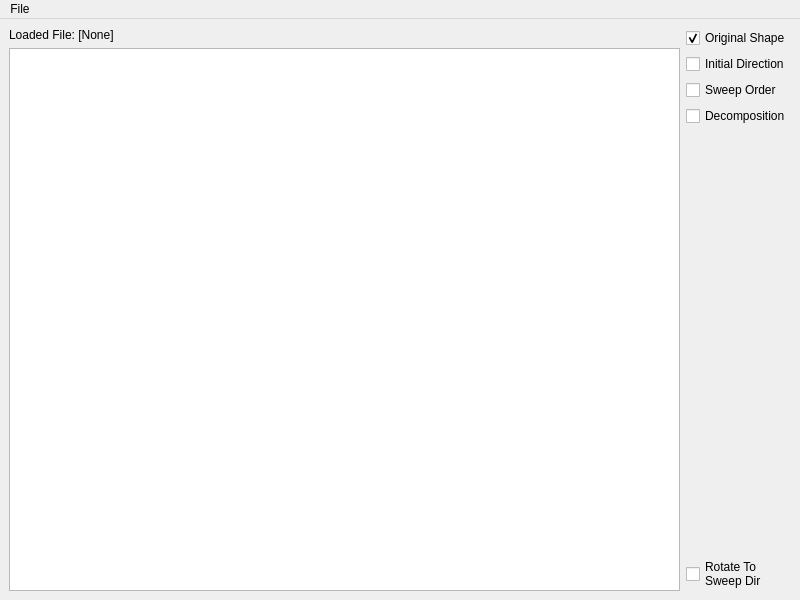
This is src/ads/ccpp/desktop-tool/ui/mainwindow.ui in Ipiano/coverage-planning as Qt 5 draws it before an edit. The edited form follows.
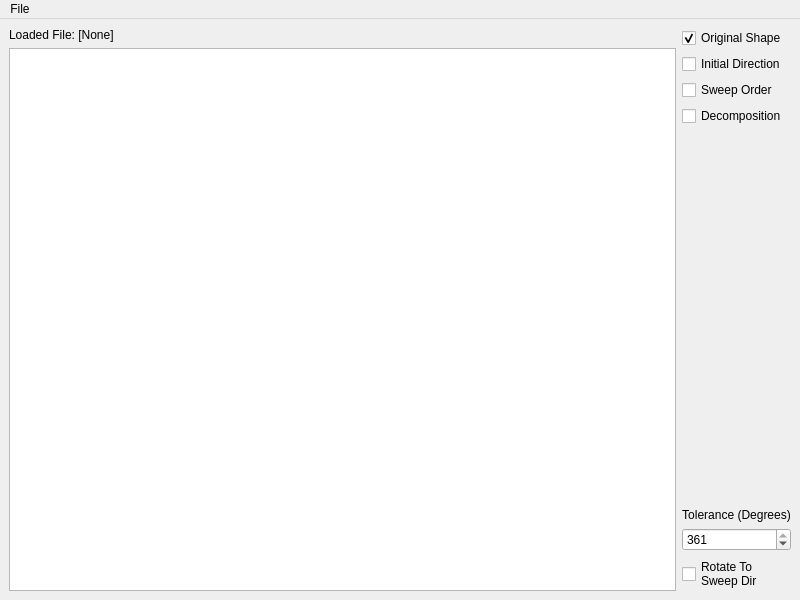
This is the edited form.

The edit to the form file:
```diff
--- a/src/ads/ccpp/desktop-tool/ui/mainwindow.ui
+++ b/src/ads/ccpp/desktop-tool/ui/mainwindow.ui
@@ -75,6 +75,26 @@
         </property>
        </spacer>
       </item>
+      <item>
+       <widget class="QLabel" name="label">
+        <property name="text">
+         <string>Tolerance (Degrees)</string>
+        </property>
+        <property name="alignment">
+         <set>Qt::AlignCenter</set>
+        </property>
+       </widget>
+      </item>
+      <item>
+       <widget class="QSpinBox" name="spinBox_tolerance">
+        <property name="maximum">
+         <number>361</number>
+        </property>
+        <property name="value">
+         <number>361</number>
+        </property>
+       </widget>
+      </item>
       <item>
        <widget class="QCheckBox" name="checkBox_rotate">
         <property name="text">
```
